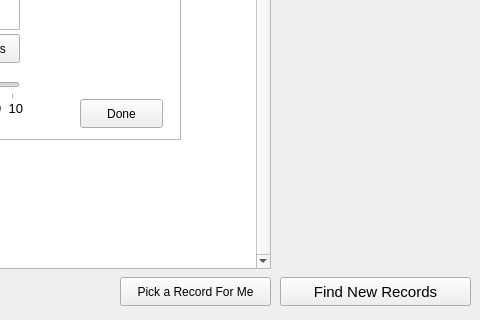
First picture: the form in My Record Collection Source/mainwindow.ui, repository Drag0nCodes/MyRecordCollection, before the edit; both pictures show x 520 to 1000 and y 490 to 810 of the 1000 by 810 pixel window.
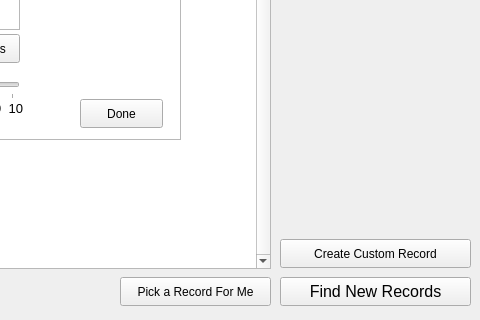
Second picture: the form after the edit.

Commit message:
Frontend: - Ability to change record title and artist using popup edit record menu - Create a custom record
Backend:
- Changed recordsList to be pointers to records in allMyRecords
- Added unqiue id to each record
    - New json version to account for this, should be backwards compatable and updates old jsons to current version
- Added message if json version is not supported

```diff
--- a/My Record Collection Source/mainwindow.ui
+++ b/My Record Collection Source/mainwindow.ui
@@ -162,7 +162,7 @@
       <property name="font">
        <font>
         <family>Arial</family>
-        <pointsize>11</pointsize>
+        <pointsize>12</pointsize>
        </font>
       </property>
       <property name="text">
@@ -377,6 +377,28 @@
        <string>Reset</string>
       </property>
      </widget>
+     <widget class="QPushButton" name="myRecord_customRecordButton">
+      <property name="geometry">
+       <rect>
+        <x>800</x>
+        <y>720</y>
+        <width>191</width>
+        <height>29</height>
+       </rect>
+      </property>
+      <property name="font">
+       <font>
+        <family>Arial</family>
+        <pointsize>9</pointsize>
+       </font>
+      </property>
+      <property name="text">
+       <string>Create Custom Record</string>
+      </property>
+      <property name="checkable">
+       <bool>false</bool>
+      </property>
+     </widget>
     </widget>
     <widget class="QWidget" name="searchRecordsPage">
      <widget class="QTableWidget" name="searchRecord_Table">
```
The commit also changes 7 other files.
